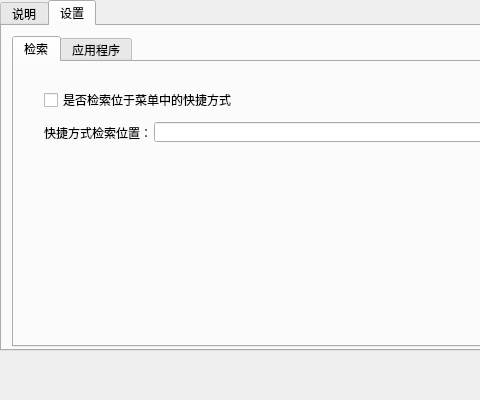
Before: the Qt Designer form settingdialog.ui in smilecc/Fast, drawn with Qt 5; both pictures show x 0 to 480 and y 0 to 400 of the 694 by 400 pixel window.
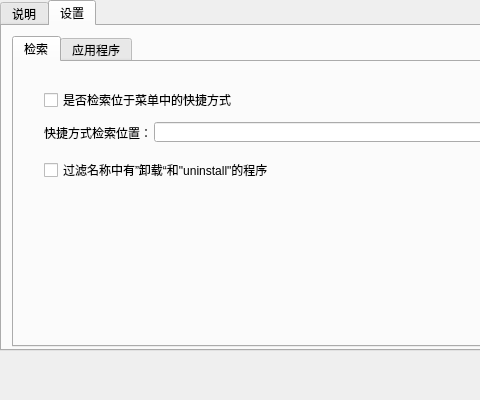
After: the same form once the commit is applied. Icons and pictures are not drawn.

Commit message:
增加过滤名称中有“卸载"和“uninstall”的功能
BUG：使用的是拼音过滤，会导致误伤

Diff of the .ui file:
```diff
--- a/settingdialog.ui
+++ b/settingdialog.ui
@@ -130,6 +130,19 @@
         <bool>false</bool>
        </property>
       </widget>
+      <widget class="QCheckBox" name="uninstallCheckBox">
+       <property name="geometry">
+        <rect>
+         <x>30</x>
+         <y>100</y>
+         <width>271</width>
+         <height>16</height>
+        </rect>
+       </property>
+       <property name="text">
+        <string>过滤名称中有”卸载“和&quot;uninstall&quot;的程序</string>
+       </property>
+      </widget>
      </widget>
      <widget class="QWidget" name="tab_4">
       <attribute name="title">
```
The commit also changes 3 other files.
